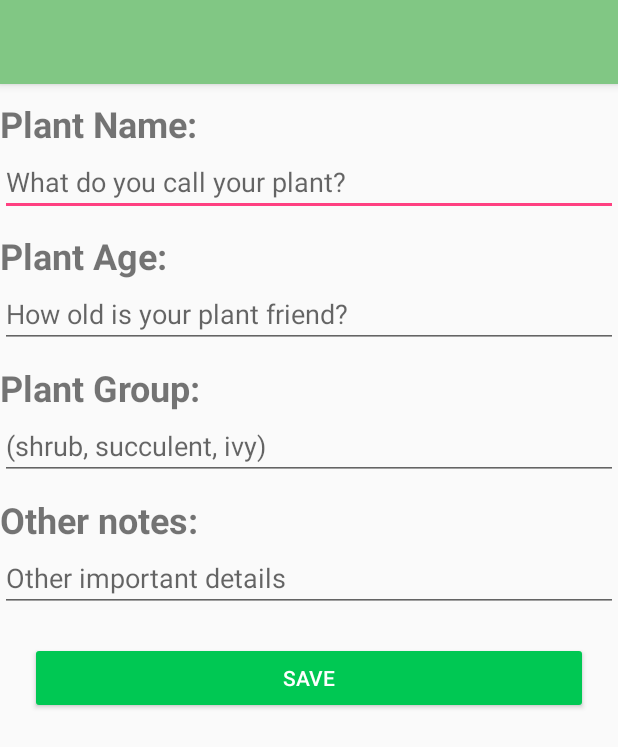
After one commit to jlongley0314/CS-449-Semester-Project, an Android app: the UserPlantInformation screen opened directly, with no data from a screen before it, on a phone screen of 412 x 824 dp. The commit adds this screen. Shown: the top 747 px of the screen. Run offline under Robolectric (Android 15) with nearby library versions, the phone set to English and light mode, and no system bars.

Commit message:
Building main table view and second activity

```diff
--- a/PlantTracker/app/src/main/AndroidManifest.xml
+++ b/PlantTracker/app/src/main/AndroidManifest.xml
@@ -16,6 +16,7 @@
                 <category android:name="android.intent.category.LAUNCHER" />
             </intent-filter>
         </activity>
+        <activity android:name=".UserPlantInformation" />
     </application>
 
 </manifest>
--- a/PlantTracker/app/src/main/java/com/example/jaremylongley/planttracker/MainActivity.java
+++ b/PlantTracker/app/src/main/java/com/example/jaremylongley/planttracker/MainActivity.java
@@ -1,7 +1,12 @@
 package com.example.jaremylongley.planttracker;
 
+import android.content.Intent;
 import android.support.v7.app.AppCompatActivity;
 import android.os.Bundle;
+import android.view.View;
+import android.widget.TableLayout;
+import android.widget.TableRow;
+import android.widget.TextView;
 
 public class MainActivity extends AppCompatActivity {
 
@@ -10,4 +15,13 @@ public class MainActivity extends AppCompatActivity {
         super.onCreate(savedInstanceState);
         setContentView(R.layout.activity_main);
     }
+
+    // OnClick event for add button
+    public void addRowButtonClicked(View view) {
+        Intent intent = new Intent(this, UserPlantInformation.class);
+        TableLayout layout = (TableLayout) findViewById(R.id.mainTable);
+        startActivity(intent);
+//        TableRow newRow = new TableRow(this);
+//        layout.addView(newRow);
+    }
 }
--- /dev/null
+++ b/PlantTracker/app/src/main/java/com/example/jaremylongley/planttracker/UserPlantInformation.java
@@ -0,0 +1,24 @@
+package com.example.jaremylongley.planttracker;
+
+import android.os.Bundle;
+import android.os.PersistableBundle;
+import android.support.annotation.Nullable;
+import android.support.v7.app.AppCompatActivity;
+import android.view.View;
+
+/**
+ * Created by jaremylongley on 9/14/17.
+ */
+
+public class UserPlantInformation extends AppCompatActivity {
+
+    @Override
+    protected void onCreate(Bundle savedInstanceState) {
+        super.onCreate(savedInstanceState);
+        setContentView(R.layout.activity_plant_info);
+    }
+
+    public void savePressed(View view) {
+        finish();
+    }
+}
--- a/PlantTracker/app/src/main/res/layout/activity_main.xml
+++ b/PlantTracker/app/src/main/res/layout/activity_main.xml
@@ -12,15 +12,23 @@
         android:layout_width="55dp"
         android:layout_height="55dp"
         android:layout_marginBottom="16dp"
+        android:layout_marginEnd="16dp"
         android:layout_marginRight="16dp"
         android:background="@drawable/ic_action_name"
         android:backgroundTint="#00E676"
+        android:onClick="addRowButtonClicked"
         app:layout_constraintBottom_toBottomOf="parent"
         app:layout_constraintRight_toRightOf="parent" />
 
+    <ScrollView
+        android:layout_width="368dp"
+        android:layout_height="424dp"
+        tools:layout_editor_absoluteX="8dp"
+        tools:layout_editor_absoluteY="8dp">
+
         <TableLayout
             android:id="@+id/mainTable"
-        android:layout_width="0dp"
+            android:layout_width="match_parent"
             android:layout_height="wrap_content"
             app:layout_constraintLeft_toLeftOf="parent"
             app:layout_constraintRight_toRightOf="parent"
@@ -34,8 +42,9 @@
                 <TextView
                     android:layout_width="match_parent"
                     android:layout_height="wrap_content"
-                android:text="Your Plants:"
+                    android:text="YOUR PLANTS:"
                     android:textAlignment="viewStart"
+                    android:textAllCaps="false"
                     android:textSize="30sp" />
             </TableRow>
 
@@ -46,5 +55,6 @@
             </TableRow>
 
         </TableLayout>
+    </ScrollView>
 
 </android.support.constraint.ConstraintLayout>
--- /dev/null
+++ b/PlantTracker/app/src/main/res/layout/activity_plant_info.xml
@@ -0,0 +1,111 @@
+<?xml version="1.0" encoding="utf-8"?>
+<LinearLayout xmlns:android="http://schemas.android.com/apk/res/android"
+    android:orientation="vertical" android:layout_width="match_parent"
+    android:layout_height="match_parent"
+    android:weightSum="1">
+
+    <ScrollView
+        android:layout_width="match_parent"
+        android:layout_height="match_parent">
+
+        <LinearLayout
+            android:layout_width="match_parent"
+            android:layout_height="match_parent"
+            android:orientation="vertical">
+
+            <TextView
+                android:id="@+id/textView2"
+                android:layout_width="match_parent"
+                android:layout_height="wrap_content"
+                android:editable="false"
+                android:paddingBottom="0dp"
+                android:paddingTop="10dp"
+                android:text="Plant Name:"
+                android:textSize="24sp"
+                android:textStyle="bold" />
+
+            <EditText
+                android:id="@+id/plantNameText"
+                android:layout_width="match_parent"
+                android:layout_height="wrap_content"
+                android:hint="What do you call your plant?"
+                android:imeOptions="actionDone"
+                android:inputType="text"
+                android:textSize="18sp" />
+
+            <TextView
+                android:id="@+id/textView6"
+                android:layout_width="match_parent"
+                android:layout_height="wrap_content"
+                android:paddingTop="10dp"
+                android:text="Plant Age:"
+                android:textSize="24sp"
+                android:textStyle="bold" />
+
+            <EditText
+                android:id="@+id/plantAgeText"
+                android:layout_width="match_parent"
+                android:layout_height="wrap_content"
+                android:hint="How old is your plant friend?"
+                android:imeOptions="actionDone"
+                android:inputType="text"
+                android:textSize="18sp" />
+
+            <TextView
+                android:id="@+id/textView4"
+                android:layout_width="match_parent"
+                android:layout_height="wrap_content"
+                android:layout_weight="0.03"
+                android:paddingBottom="0dp"
+                android:paddingTop="10dp"
+                android:text="Plant Group:"
+                android:textSize="24sp"
+                android:textStyle="bold" />
+
+            <EditText
+                android:id="@+id/plantGroupText"
+                android:layout_width="match_parent"
+                android:layout_height="wrap_content"
+                android:hint="(shrub, succulent, ivy)"
+                android:imeOptions="actionDone"
+                android:inputType="text"
+                android:textSize="18sp" />
+
+            <TextView
+                android:id="@+id/textView8"
+                android:layout_width="match_parent"
+                android:layout_height="wrap_content"
+                android:paddingTop="10dp"
+                android:text="Other notes:"
+                android:textSize="24sp"
+                android:textStyle="bold" />
+
+            <EditText
+                android:id="@+id/otherNotesText"
+                android:layout_width="match_parent"
+                android:layout_height="wrap_content"
+                android:layout_weight="0.11"
+                android:ems="10"
+                android:hint="Other important details"
+                android:imeOptions="actionDone"
+                android:inputType="textMultiLine"
+                android:singleLine="false" />
+
+            <Button
+                android:id="@+id/submitButton"
+                android:layout_width="match_parent"
+                android:layout_height="wrap_content"
+                android:layout_margin="20dp"
+                android:layout_marginBottom="20dp"
+                android:layout_marginEnd="20dp"
+                android:layout_marginLeft="20dp"
+                android:layout_marginRight="20dp"
+                android:layout_marginStart="20dp"
+                android:backgroundTint="#00C853"
+                android:onClick="savePressed"
+                android:text="SAVE"
+                android:textColor="#FFF" />
+        </LinearLayout>
+    </ScrollView>
+
+</LinearLayout>
--- a/PlantTracker/app/src/main/res/values/colors.xml
+++ b/PlantTracker/app/src/main/res/values/colors.xml
@@ -1,6 +1,6 @@
 <?xml version="1.0" encoding="utf-8"?>
 <resources>
-    <color name="colorPrimary">#3F51B5</color>
-    <color name="colorPrimaryDark">#303F9F</color>
+    <color name="colorPrimary">#81C784</color>
+    <color name="colorPrimaryDark">#1B5E20</color>
     <color name="colorAccent">#FF4081</color>
 </resources>
```
Lines whose indentation alone changed are shown as unchanged.
